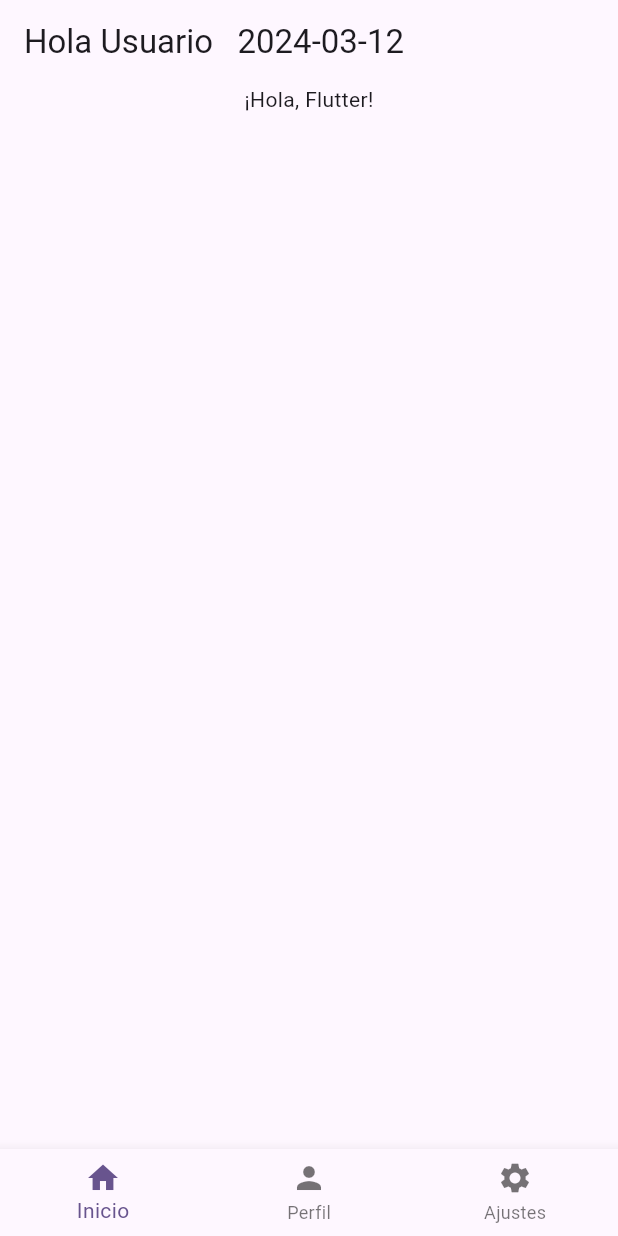
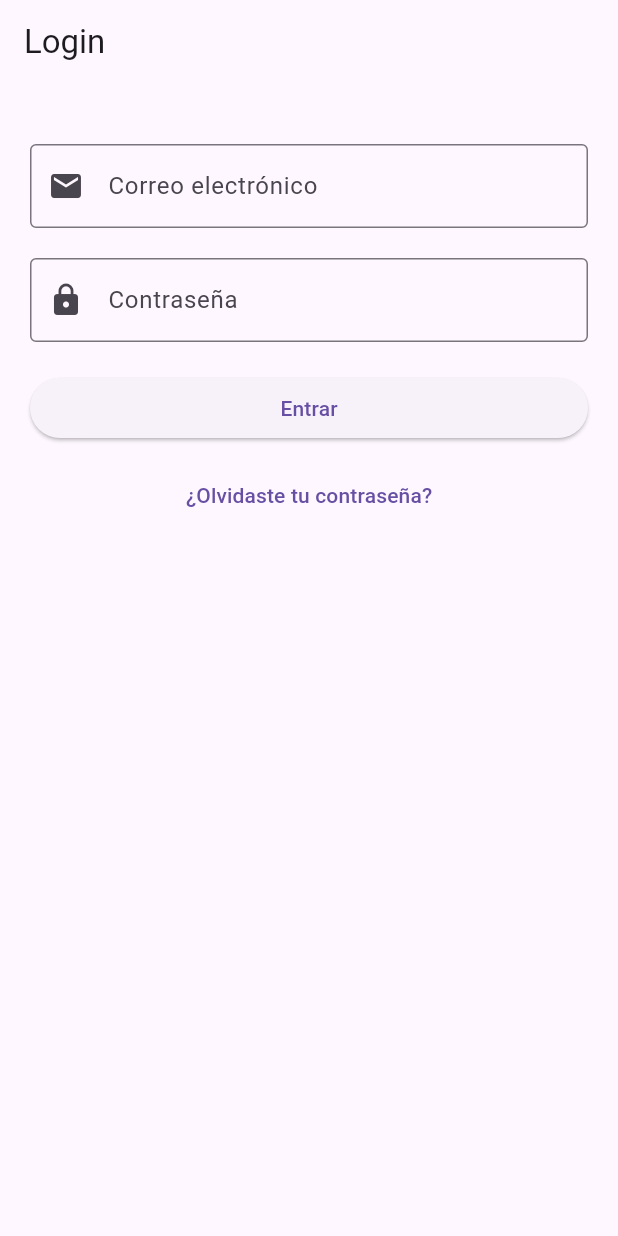
Before and after one commit to Luislopezlc/BancaApp, a Flutter app: the screen it shows after launch, on a phone screen of 412 x 824 dp. Run offline on Flutter 3.47's test engine with Material 3 defaults, Android fonts, the phone set to English and light mode, and no system bars; missing offline and left inert: dart:html.

Commit message:
add login

```diff
--- /dev/null
+++ b/lib/core/presentation/views/login/login_page.dart
@@ -0,0 +1,16 @@
+import 'dart:html';
+
+import 'package:flutter/material.dart';
+import 'package:flutter_application_1/core/presentation/views/login/login.dart';
+
+class LoginPage extends StatefulWidget {
+State<LoginPage> createState() => _LoginPage();
+}
+
+class _LoginPage extends State<LoginPage>
+{
+  Widget build(Object context)
+  {
+    return Login();
+  }
+}
--- /dev/null
+++ b/lib/core/presentation/views/login/loginplan.dart
@@ -0,0 +1,97 @@
+import 'package:flutter/material.dart';
+import 'package:flutter_application_1/core/presentation/views/home/home2.dart';
+
+void main() {
+  runApp(LoginApp());
+}
+
+class LoginApp extends StatelessWidget {
+  @override
+  Widget build(BuildContext context) {
+    return MaterialApp(
+      title: 'Login App',
+      theme: ThemeData(
+        primarySwatch: Colors.blue,
+      ),
+      home: LoginPage(),
+    );
+  }
+}
+
+class LoginPage extends StatelessWidget {
+  final TextEditingController emailController = TextEditingController();
+  final TextEditingController passwordController = TextEditingController();
+  final _formKey = GlobalKey<FormState>();
+
+  @override
+  Widget build(BuildContext context) {
+    return Scaffold(
+      appBar: AppBar(
+        title: Text('Login'),
+      ),
+      body: Padding(
+        padding: EdgeInsets.all(20.0),
+        child: Form(
+          key: _formKey,
+          child: Column(
+            crossAxisAlignment: CrossAxisAlignment.stretch,
+            children: <Widget>[
+              SizedBox(height: 20.0),
+              TextFormField(
+                controller: emailController,
+                keyboardType: TextInputType.emailAddress,
+                decoration: InputDecoration(
+                  labelText: 'Correo electrónico',
+                  prefixIcon: Icon(Icons.email),
+                  border: OutlineInputBorder(),
+                ),
+                validator: (value) {
+                  if (value!.isEmpty) { // Añadí el operador ! aquí
+                    return 'Por favor, ingresa tu correo electrónico';
+                  }
+                  return null;
+                },
+              ),
+              SizedBox(height: 20.0),
+              TextFormField(
+                controller: passwordController,
+                obscureText: true,
+                decoration: InputDecoration(
+                  labelText: 'Contraseña',
+                  prefixIcon: Icon(Icons.lock),
+                  border: OutlineInputBorder(),
+                ),
+                validator: (value) {
+                  if (value!.isEmpty) { // Añadí el operador ! aquí
+                    return 'Por favor, ingresa tu contraseña';
+                  }
+                  return null;
+                },
+              ),
+              SizedBox(height: 20.0),
+              ElevatedButton(
+                onPressed: () {
+                  if (_formKey.currentState!.validate()) { // Añadí el operador ! aquí
+                    // Aquí iría la lógica para autenticar al usuario
+                    String email = emailController.text;
+                    String password = passwordController.text;
+                    print('Email: $email, Contraseña: $password');
+                    Navigator.pushReplacement(context, MaterialPageRoute(builder: (context) => homeApp()));
+                  }
+                },
+                child: Text('Entrar'),
+              ),
+              SizedBox(height: 10.0),
+              TextButton(
+                onPressed: () {
+                  // Aquí iría la lógica para recuperar la contraseña
+                },
+                child: Text('¿Olvidaste tu contraseña?'),
+              ),
+            ],
+          ),
+        ),
+      ),
+    );
+  }
+}
--- a/lib/main.dart
+++ b/lib/main.dart
@@ -1,6 +1,8 @@
 import 'package:flutter/material.dart';
 import 'package:flutter_application_1/core/presentation/views/home/home.dart';
 import 'package:flutter_application_1/core/presentation/views/login/login.dart';
+import 'package:flutter_application_1/core/presentation/views/login/login_page.dart';
+import 'package:flutter_application_1/core/presentation/views/login/loginplan.dart';
 import 'package:flutter_application_1/core/presentation/widgets/CardSF.dart';
 import 'package:flutter_application_1/core/presentation/widgets/mytable.dart';
 
@@ -78,6 +80,6 @@ class _MyHomePageState extends State<MyHomePage> {
     // The Flutter framework has been optimized to make rerunning build methods
     // fast, so that you can just rebuild anything that needs updating rather
     // than having to individually change instances of widgets.
-    return HomePage();
+    return SafeArea(child: LoginApp()) ;
   }
 }
```
Also changed, not shown: lib/core/domain/user.dart (added, +10 -0 lines), lib/core/presentation/views/home/home2.dart (added, +63 -0 lines).
